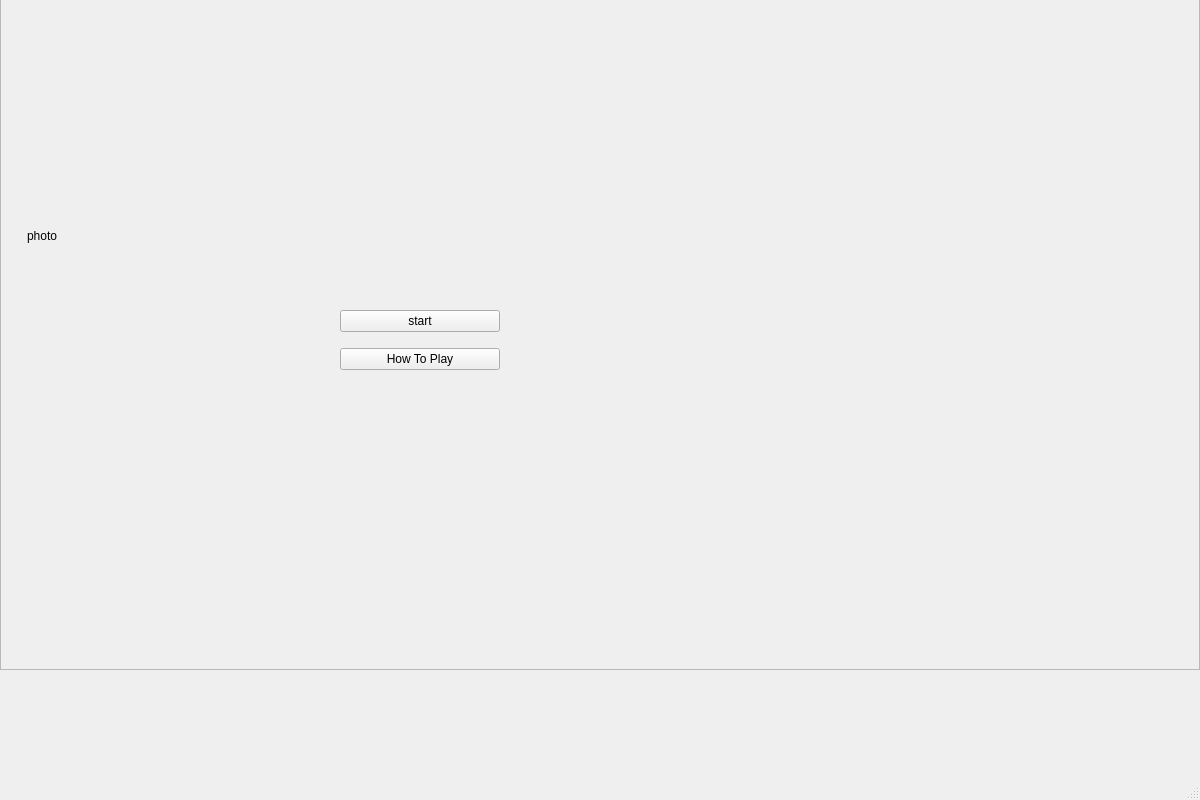
Old version of the form Modules/module04/RacingGame/racinggame.ui in the repository cmh0728/SEA-ME-warm-up.
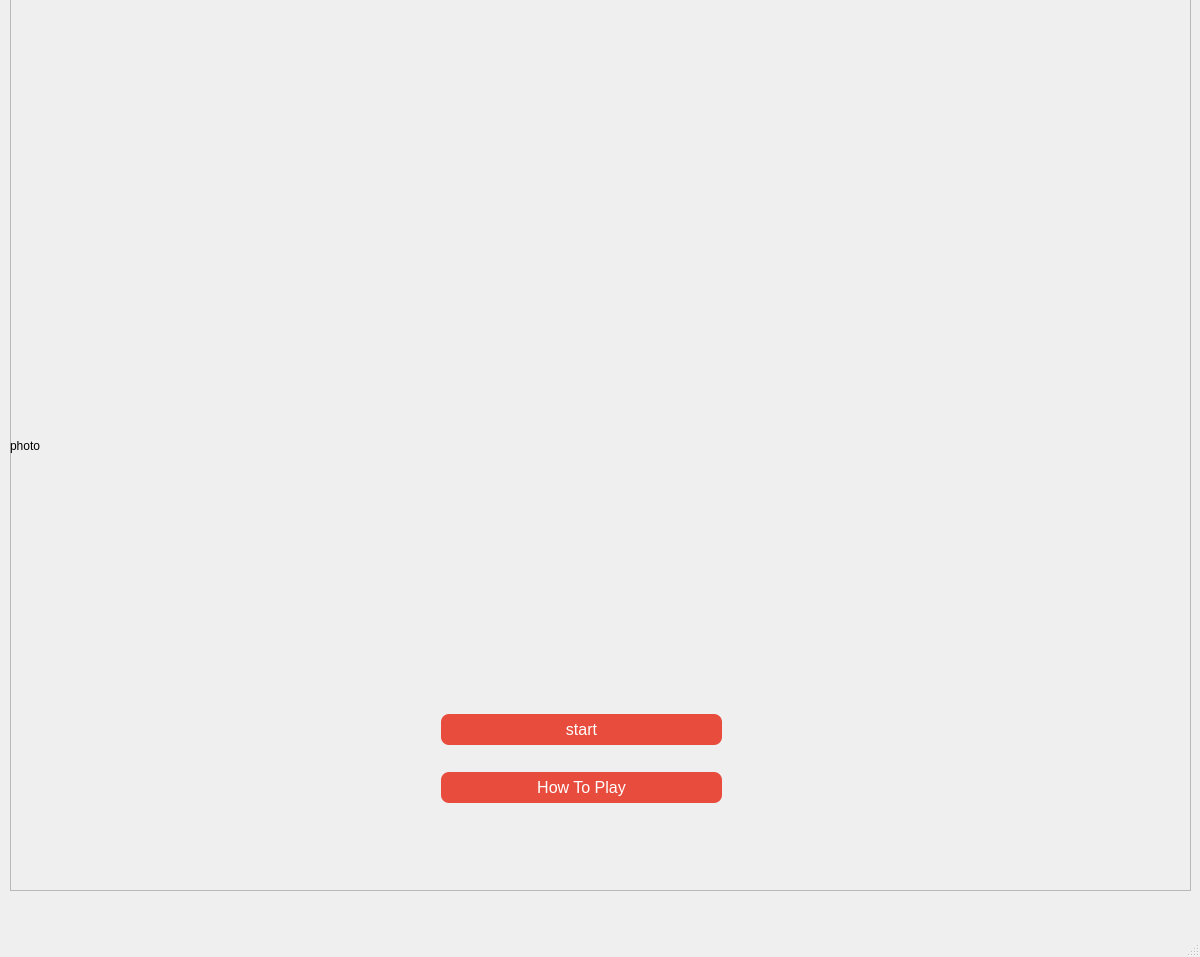
New version of the form.

What changed in the file:
```diff
--- a/Modules/module04/RacingGame/racinggame.ui
+++ b/Modules/module04/RacingGame/racinggame.ui
@@ -7,7 +7,7 @@
     <x>0</x>
     <y>0</y>
     <width>1200</width>
-    <height>800</height>
+    <height>957</height>
    </rect>
   </property>
   <property name="windowTitle">
@@ -20,10 +20,10 @@
    <widget class="QFrame" name="trackFrame">
     <property name="geometry">
      <rect>
-      <x>0</x>
-      <y>-30</y>
-      <width>1200</width>
-      <height>700</height>
+      <x>10</x>
+      <y>-20</y>
+      <width>1181</width>
+      <height>911</height>
      </rect>
     </property>
     <property name="frameShape">
@@ -35,15 +35,29 @@
     <widget class="QWidget" name="verticalLayoutWidget">
      <property name="geometry">
       <rect>
-       <x>340</x>
-       <y>330</y>
-       <width>160</width>
-       <height>80</height>
+       <x>431</x>
+       <y>713</y>
+       <width>281</width>
+       <height>131</height>
       </rect>
      </property>
      <layout class="QVBoxLayout" name="verticalLayout">
       <item>
        <widget class="QPushButton" name="startButton">
+        <property name="styleSheet">
+         <string notr="true">QPushButton {
+    background-color: #e74c3c;  /* 빨간색 */
+    color: white;               /* 글자색 흰색 */
+    border: none;
+    border-radius: 8px;
+    padding: 6px 12px;
+    font-size: 16px;
+}
+QPushButton:hover {
+    background-color: #c0392b;  /* 마우스 오버 시 어두운 빨강 */
+}
+</string>
+        </property>
         <property name="text">
          <string>start</string>
         </property>
@@ -51,6 +65,20 @@
       </item>
       <item>
        <widget class="QPushButton" name="howToPlayButton">
+        <property name="styleSheet">
+         <string notr="true">QPushButton {
+    background-color: #e74c3c;  /* 빨간색 */
+    color: white;               /* 글자색 흰색 */
+    border: none;
+    border-radius: 8px;
+    padding: 6px 12px;
+    font-size: 16px;
+}
+QPushButton:hover {
+    background-color: #c0392b;  /* 마우스 오버 시 어두운 빨강 */
+}
+</string>
+        </property>
         <property name="text">
          <string>How To Play</string>
         </property>
@@ -59,14 +87,23 @@
      </layout>
     </widget>
     <widget class="QLabel" name="introLabel">
+     <property name="enabled">
+      <bool>true</bool>
+     </property>
      <property name="geometry">
       <rect>
-       <x>27</x>
-       <y>30</y>
-       <width>771</width>
-       <height>471</height>
+       <x>0</x>
+       <y>20</y>
+       <width>1181</width>
+       <height>891</height>
       </rect>
      </property>
+     <property name="sizePolicy">
+      <sizepolicy hsizetype="Ignored" vsizetype="Ignored">
+       <horstretch>0</horstretch>
+       <verstretch>0</verstretch>
+      </sizepolicy>
+     </property>
      <property name="text">
       <string>photo</string>
      </property>
```
